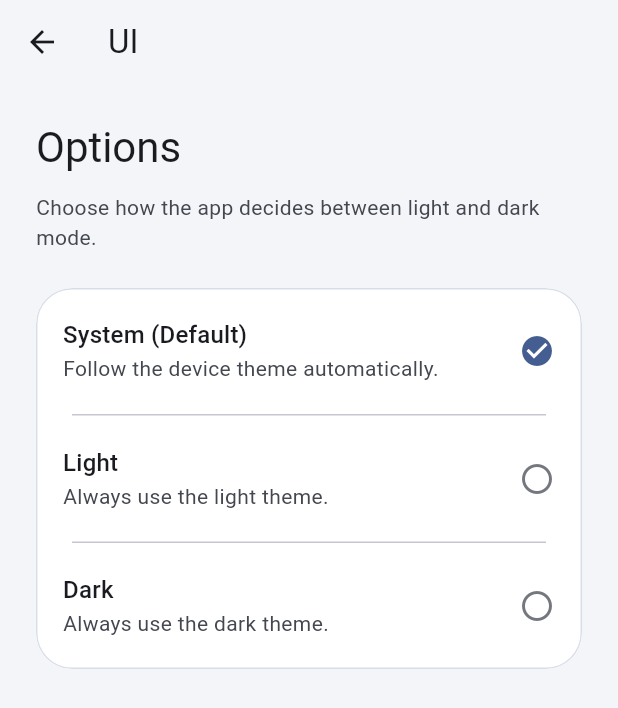
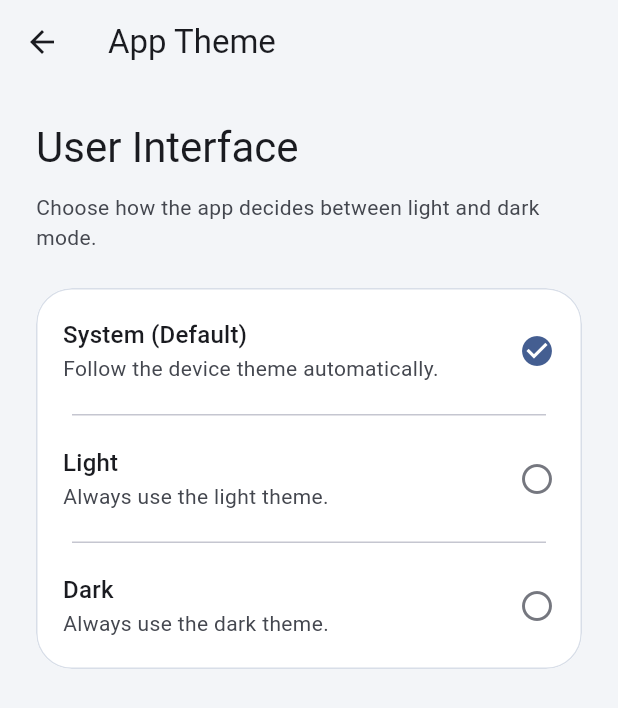
Before and after one commit to Nischay-Pro/wifi-heat-mapper, a Flutter app: the _UiSettingsPage screen opened directly, on a phone screen of 412 x 824 dp. Shown: the top 708 px of the screen. Run offline on Flutter 3.47's test engine with Material 3 defaults, Android fonts, the phone set to English and light mode, and no system bars; our stand-ins replace device_info_plus, flutter_riverpod, permission_handler, shared_preferences; missing offline and left inert: app_settings; accounts and stored records are empty.

```diff
--- a/mobile/lib/src/features/app_shell/site_shell_page.dart
+++ b/mobile/lib/src/features/app_shell/site_shell_page.dart
@@ -355,7 +355,7 @@ class _SettingsTab extends ConsumerWidget {
           children: [
             AppSettingsRow(
               icon: Icons.palette_outlined,
-              title: 'UI',
+              title: 'App Theme',
               subtitle: _themePreferenceLabel(themePreference),
               onTap: () {
                 Navigator.of(context).push(
@@ -505,12 +505,12 @@ class _UiSettingsPage extends ConsumerWidget {
     final themeController = ref.read(themeModeControllerProvider.notifier);
 
     return Scaffold(
-      appBar: AppBar(title: const Text('UI')),
+      appBar: AppBar(title: const Text('App Theme')),
       body: SafeArea(
         child: AppPage(
           children: [
             const AppSectionHeader(
-              title: 'Options',
+              title: 'User Interface',
               subtitle:
                   'Choose how the app decides between light and dark mode.',
             ),
```
